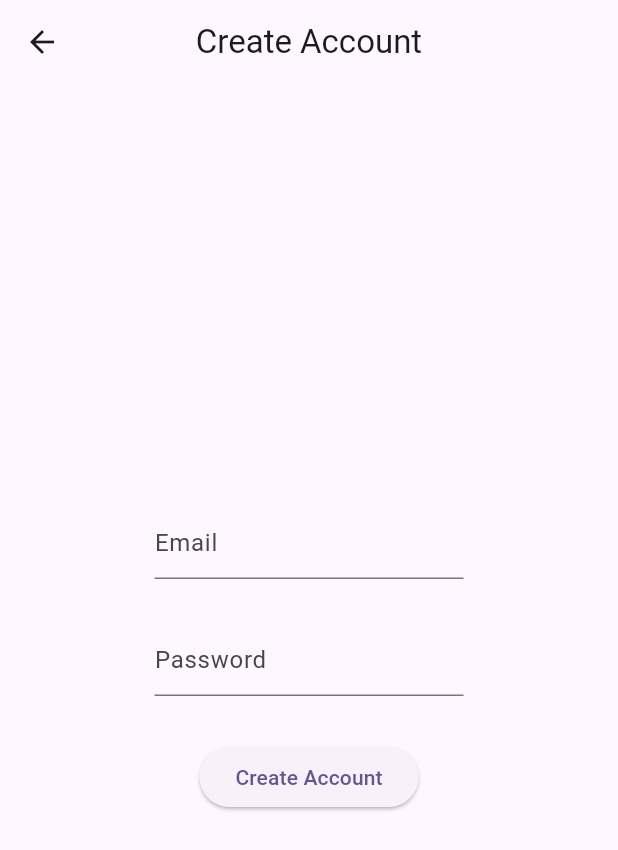
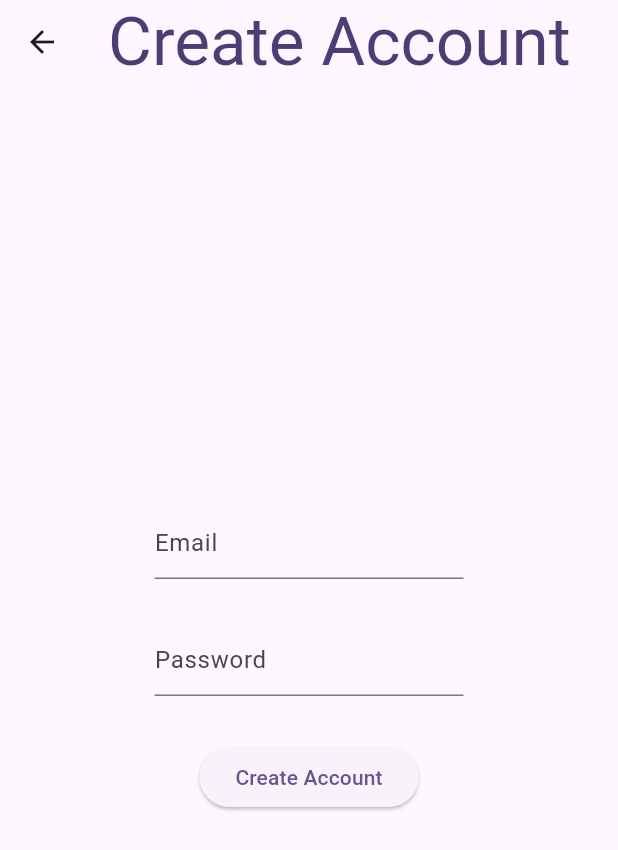
Before and after one commit to luisacs923/desafio_flutter, a Flutter app: the screen it shows after launch, after a tap on "Create Account", on a phone screen of 412 x 824 dp. Shown: the top 850 px of the screen. Run offline on Flutter 3.47's test engine with Material 3 defaults, Android fonts, the phone set to English and light mode, and no system bars; our stand-ins replace firebase_auth, firebase_core; accounts and stored records are empty; generated files the repository leaves out were written again; network calls fail.

Commit message:
Implementação de views e services para login

```diff
--- a/lib/main.dart
+++ b/lib/main.dart
@@ -1,13 +1,15 @@
-import 'package:desafio_flutter/views/login.dart';
+import 'package:desafio_flutter/views/main_page.dart';
 import 'package:flutter/material.dart';
 import 'package:firebase_core/firebase_core.dart';
 import 'firebase_options.dart';
 
 void main() async {
+  // Configura o Firebase
   WidgetsFlutterBinding.ensureInitialized();
   await Firebase.initializeApp(
     options: DefaultFirebaseOptions.currentPlatform,
   );
+
   runApp(const MyApp());
 }
 
@@ -18,27 +20,12 @@ class MyApp extends StatelessWidget {
   @override
   Widget build(BuildContext context) {
     return MaterialApp(
-      title: 'Flutter Demo',
-      theme: ThemeData(
-        // This is the theme of your application.
-        //
-        // TRY THIS: Try running your application with "flutter run". You'll see
-        // the application has a purple toolbar. Then, without quitting the app,
-        // try changing the seedColor in the colorScheme below to Colors.green
-        // and then invoke "hot reload" (save your changes or press the "hot
-        // reload" button in a Flutter-supported IDE, or press "r" if you used
-        // the command line to start the app).
-        //
-        // Notice that the counter didn't reset back to zero; the application
-        // state is not lost during the reload. To reset the state, use hot
-        // restart instead.
-        //
-        // This works for code too, not just values: Most code changes can be
-        // tested with just a hot reload.
-        colorScheme: ColorScheme.fromSeed(seedColor: Colors.deepPurple),
-        useMaterial3: true,
-      ),
-      home: const LoginScreen(),
-    );
+        title: 'Desafio Capyba',
+        theme: ThemeData(
+          colorScheme: ColorScheme.fromSeed(seedColor: const Color.fromARGB(255, 80, 22, 179)),
+          useMaterial3: true,
+        ),
+        home: const MainPage()
+      );
   }
 }
--- a/lib/views/create_account.dart
+++ b/lib/views/create_account.dart
@@ -1,5 +1,5 @@
 import 'package:desafio_flutter/services/auth_service.dart';
-import 'package:desafio_flutter/views/home.dart';
+import 'package:desafio_flutter/views/main_page.dart';
 import 'package:flutter/material.dart';
 
 class CreateAccount extends StatefulWidget {
@@ -14,9 +14,12 @@ class _CreateAccountState extends State<CreateAccount> {
   final TextEditingController _passwordController = TextEditingController();
   @override
   Widget build(BuildContext context) {
+    final theme = Theme.of(context);
+
+    final style = theme.textTheme.displayMedium!.copyWith(color: theme.colorScheme.onPrimaryFixedVariant,);
     return Scaffold(
       appBar: AppBar(
-        title: const Text('Create Account'),
+        title: Text('Create Account', style: style,),
         centerTitle: true,
       ),
       body: Center(
@@ -54,8 +57,8 @@ class _CreateAccountState extends State<CreateAccount> {
                 );
                 if(context.mounted) {
                   if (message!.contains('Success')) {
-                    Navigator.of(context).pushReplacement(
-                        MaterialPageRoute(builder: (context) => const MyHomePage(title: 'Home')));
+                    Navigator.of(context).pushAndRemoveUntil(
+                        MaterialPageRoute(builder: (context) => const MainPage()), (r) => false);
                   }
                   ScaffoldMessenger.of(context).showSnackBar(
                     SnackBar(
--- a/lib/views/home.dart
+++ b/lib/views/home.dart
@@ -1,16 +1,11 @@
+import 'package:desafio_flutter/services/auth_service.dart';
+import 'package:desafio_flutter/views/login.dart';
 import 'package:flutter/material.dart';
+
+//página para usuário logado, caso não esteja logado -> redireciona para tela de Login
 
 class MyHomePage extends StatefulWidget {
   const MyHomePage({super.key, required this.title});
-
-  // This widget is the home page of your application. It is stateful, meaning
-  // that it has a State object (defined below) that contains fields that affect
-  // how it looks.
-
-  // This class is the configuration for the state. It holds the values (in this
-  // case the title) provided by the parent (in this case the App widget) and
-  // used by the build method of the State. Fields in a Widget subclass are
-  // always marked "final".
 
   final String title;
 
@@ -19,71 +14,54 @@ class MyHomePage extends StatefulWidget {
 }
 
 class _MyHomePageState extends State<MyHomePage> {
-  int _counter = 0;
 
-  void _incrementCounter() {
-    setState(() {
-      // This call to setState tells the Flutter framework that something has
-      // changed in this State, which causes it to rerun the build method below
-      // so that the display can reflect the updated values. If we changed
-      // _counter without calling setState(), then the build method would not be
-      // called again, and so nothing would appear to happen.
-      _counter++;
+  @override
+  void initState() {
+    super.initState();
+    WidgetsBinding.instance.addPostFrameCallback((_) {
+      var user = AuthService().getUserInfo();
+
+      if (user == null) {
+        Navigator.pushReplacement(context, MaterialPageRoute(builder: (context) => const LoginScreen()));
+      }
     });
   }
 
   @override
   Widget build(BuildContext context) {
-    // This method is rerun every time setState is called, for instance as done
-    // by the _incrementCounter method above.
-    //
-    // The Flutter framework has been optimized to make rerunning build methods
-    // fast, so that you can just rebuild anything that needs updating rather
-    // than having to individually change instances of widgets.
+    var user = AuthService().getUserInfo();
+
+    final theme = Theme.of(context);
+
+    final style = theme.textTheme.displayMedium!.copyWith(color: theme.colorScheme.onPrimaryFixedVariant,);
     return Scaffold(
       appBar: AppBar(
-        // TRY THIS: Try changing the color here to a specific color (to
-        // Colors.amber, perhaps?) and trigger a hot reload to see the AppBar
-        // change color while the other colors stay the same.
-        backgroundColor: Theme.of(context).colorScheme.inversePrimary,
-        // Here we take the value from the MyHomePage object that was created by
-        // the App.build method, and use it to set our appbar title.
-        title: Text(widget.title),
+        title: Text(widget.title, style: style,),
+        centerTitle: true,
       ),
       body: Center(
-        // Center is a layout widget. It takes a single child and positions it
-        // in the middle of the parent.
         child: Column(
-          // Column is also a layout widget. It takes a list of children and
-          // arranges them vertically. By default, it sizes itself to fit its
-          // children horizontally, and tries to be as tall as its parent.
-          //
-          // Column has various properties to control how it sizes itself and
-          // how it positions its children. Here we use mainAxisAlignment to
-          // center the children vertically; the main axis here is the vertical
-          // axis because Columns are vertical (the cross axis would be
-          // horizontal).
-          //
-          // TRY THIS: Invoke "debug painting" (choose the "Toggle Debug Paint"
-          // action in the IDE, or press "p" in the console), to see the
-          // wireframe for each widget.
           mainAxisAlignment: MainAxisAlignment.center,
           children: <Widget>[
-            const Text(
-              'You have pushed the button this many times:',
+            Text(
+              '${user?.email}',
             ),
-            Text(
-              '$_counter',
-              style: Theme.of(context).textTheme.headlineMedium,
+            ElevatedButton(
+              onPressed: () async {
+                await AuthService().logout();
+                 if (context.mounted) {
+                    Navigator.of(context).pushReplacement(
+                      MaterialPageRoute(
+                        builder: (context) => const LoginScreen(),
+                      ),
+                    );
+                  }
+              },
+              child: const Text('Logout'),
             ),
           ],
         ),
       ),
-      floatingActionButton: FloatingActionButton(
-        onPressed: _incrementCounter,
-        tooltip: 'Increment',
-        child: const Icon(Icons.add),
-      ), // This trailing comma makes auto-formatting nicer for build methods.
     );
   }
 }
--- a/lib/views/login.dart
+++ b/lib/views/login.dart
@@ -1,6 +1,6 @@
 import 'package:desafio_flutter/services/auth_service.dart';
 import 'package:desafio_flutter/views/create_account.dart';
-import 'package:desafio_flutter/views/home.dart';
+import 'package:desafio_flutter/views/main_page.dart';
 import 'package:flutter/material.dart';
 
 class LoginScreen extends StatefulWidget {
@@ -15,9 +15,12 @@ class _LoginScreenState extends State<LoginScreen> {
   final TextEditingController _passwordController = TextEditingController();
   @override
   Widget build(BuildContext context) {
+    final theme = Theme.of(context);
+
+    final style = theme.textTheme.displayMedium!.copyWith(color: theme.colorScheme.onPrimaryFixedVariant,);
     return Scaffold(
       appBar: AppBar(
-        title: const Text('Login'),
+        title: Text('Login', style: style),
         centerTitle: true,
       ),
       body: Center(
@@ -57,7 +60,7 @@ class _LoginScreenState extends State<LoginScreen> {
                   if (context.mounted) {
                     Navigator.of(context).pushReplacement(
                       MaterialPageRoute(
-                        builder: (context) => const MyHomePage(title: 'Home'),
+                        builder: (context) => const MainPage(),
                       ),
                     );
                   }
--- /dev/null
+++ b/lib/views/main_page.dart
@@ -0,0 +1,75 @@
+import 'package:desafio_flutter/views/confirm_email.dart';
+import 'package:desafio_flutter/views/home.dart';
+import 'package:desafio_flutter/views/profile.dart';
+import 'package:flutter/material.dart';
+
+//pagina principal, que contem a barra de navegação e área para usuários logados
+
+class MainPage extends StatefulWidget {
+  const MainPage({super.key});
+
+  @override
+  State<MainPage> createState() => _MainPageState();
+}
+
+class _MainPageState extends State<MainPage> {
+
+  var selectedIndex = 0;
+
+  @override
+  Widget build(BuildContext context) {
+    Widget page;
+    switch (selectedIndex) {
+      case 0:
+        page = const MyHomePage(title: 'Home');
+        break;
+      case 1:
+        page = const ProfileScreen();
+        break;
+      case 2:
+        page = const ConfirmEmailScreen();
+        break;
+      default:
+        throw UnimplementedError();
+    }
+    var theme = Theme.of(context);
+    return Scaffold(
+      body: Row(
+        children: [
+          SafeArea(
+            child: NavigationRail(
+              backgroundColor: theme.colorScheme.inversePrimary,
+              extended: false,
+              destinations: const[
+                NavigationRailDestination(
+                  icon: Icon(Icons.home),
+                  label: Text('Home'),
+                ),
+                NavigationRailDestination(
+                  icon: Icon(Icons.person),
+                  label: Text('Profile'),
+                ),
+                NavigationRailDestination(
+                  icon: Icon(Icons.check),
+                  label: Text('Confirm Email'),
+                ),
+              ],
+              selectedIndex: selectedIndex,
+              onDestinationSelected: (value) {
+                setState(() {
+                  selectedIndex = value;
+                });
+              },
+            ),
+          ),
+          Expanded(
+            child: Container(
+              color: Theme.of(context).colorScheme.primaryContainer,
+              child: page,
+            ),
+          ),
+        ],
+      ),
+    );
+  }
+}
--- a/pubspec.yaml
+++ b/pubspec.yaml
@@ -39,6 +39,7 @@ dependencies:
   firebase_auth: ^5.3.0
   cloud_firestore: ^5.4.2
   firebase_storage: ^12.3.1
+  provider: ^6.0.0
 
 dev_dependencies:
   flutter_test:
```
Also changed, not shown: lib/models/user.dart (deleted, +0 -7 lines), lib/services/auth_service.dart (+22 -0 lines), lib/views/confirm_email.dart (added, +84 -0 lines), lib/views/profile.dart (added, +54 -0 lines), pubspec.lock.
